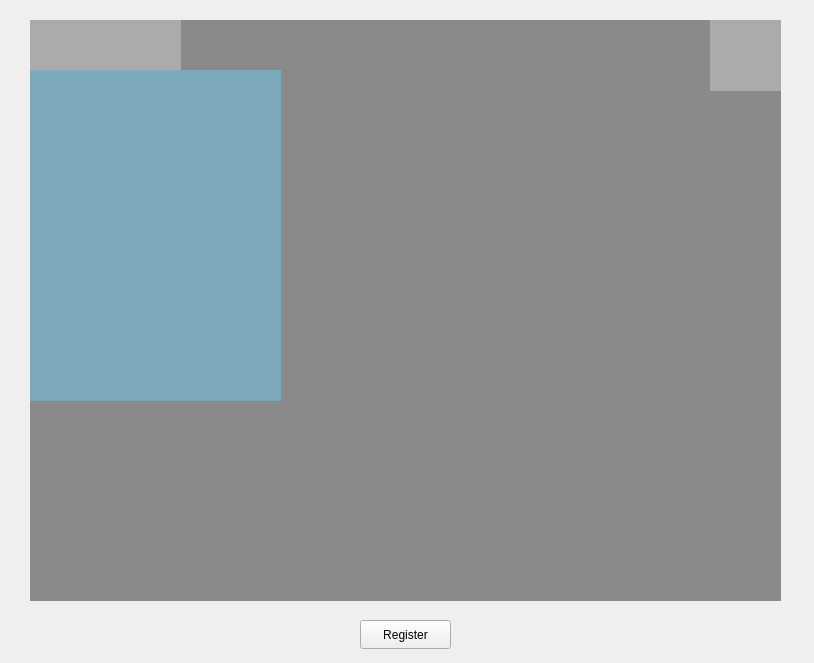
First picture: the form in gui/mainwindow.ui, repository Liu8018/facerec-gui3, before the edit.
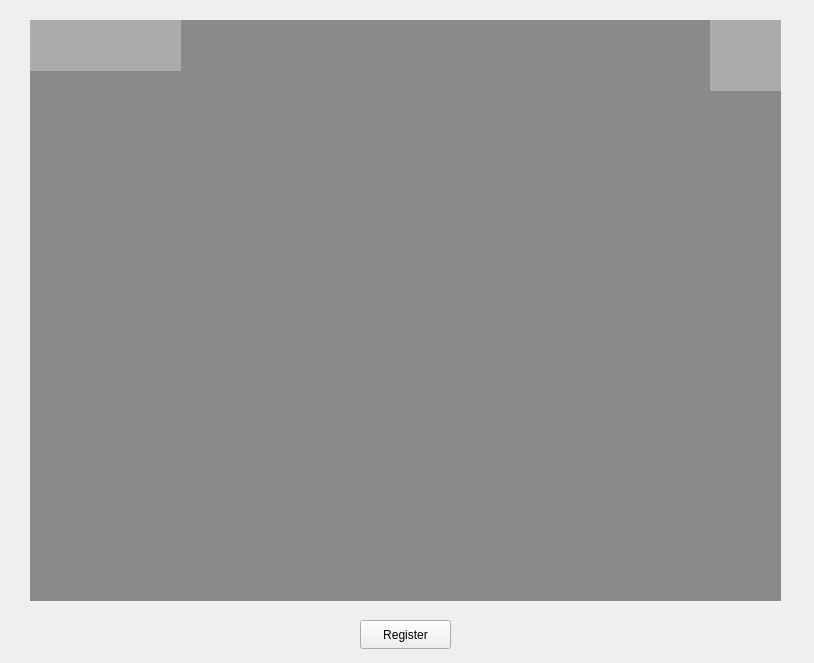
Second picture: the form after the edit. Icons and pictures are not drawn.

```diff
--- a/gui/mainwindow.ui
+++ b/gui/mainwindow.ui
@@ -77,22 +77,6 @@
      <string/>
     </property>
    </widget>
-   <widget class="QLabel" name="label_names">
-    <property name="geometry">
-     <rect>
-      <x>30</x>
-      <y>70</y>
-      <width>251</width>
-      <height>331</height>
-     </rect>
-    </property>
-    <property name="styleSheet">
-     <string notr="true">background-color: rgba(121, 174, 198, 211);</string>
-    </property>
-    <property name="text">
-     <string/>
-    </property>
-   </widget>
   </widget>
  </widget>
  <layoutdefault spacing="6" margin="11"/>
```
